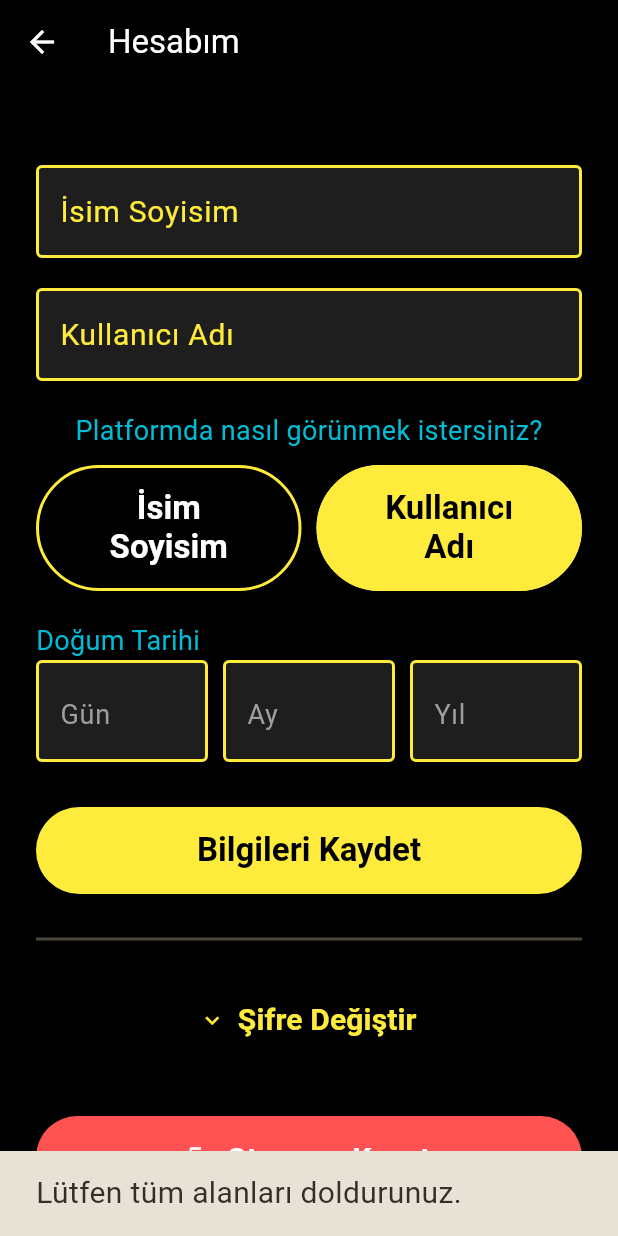
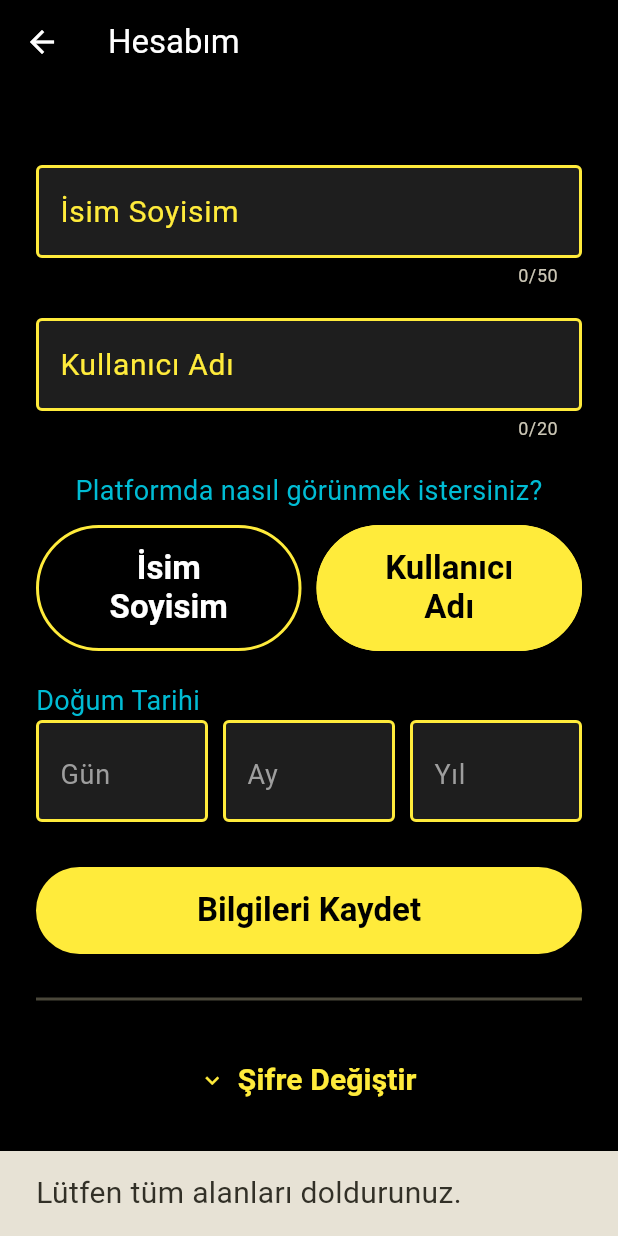
Before and after one commit to ErenCBKCNTR/BlindSocial, a Flutter app: the ProfileScreen screen opened by its route, after a tap on "Bilgileri Kaydet", on a phone screen of 412 x 824 dp. Run offline on Flutter 3.47's test engine with Material 3 defaults, Android fonts, the phone set to English and light mode, and no system bars; our stand-ins replace audio_service, audioplayers, cloud_firestore, connectivity_plus, firebase_auth, firebase_core and 7 more; missing offline and left inert: audio_session, dart_jsonwebtoken, flutter_webrtc, livekit_client, media_kit, media_kit_video and 1 more; accounts and stored records are empty.

Commit message:
Kayıt, profil, oda kuralları ve meydan akışı güncellemeleri (#84)
- Kayıt ve profil ekranlarında kullanıcı adı, isim/soyisim, e-posta alanlarına karakter limitleri eklendi.
- Kullanıcı adlarında noktaya (.) izin verildi.
- Oda ismi ve şifresi oluşturulurken harf ve rakam kuralları ile limitler getirildi.
- BS Meydan ekranında uzun gönderiler için devamını okuyun butonu eklendi.
- Sürüm notları Türkçe olarak güncellendi.
- Tüm ekran okuyucu uyumlulukları sağlandı.

Co-authored-by: ErenCBKCNTR <262408278+ErenCBKCNTR@users.noreply.github.com>

```diff
--- a/lib/screens/chat_screen.dart
+++ b/lib/screens/chat_screen.dart
@@ -793,6 +793,7 @@ class _ChatScreenState extends State<ChatScreen> with WidgetsBindingObserver {
                   TextField(
                     controller: controller,
                     maxLines: 3,
+                    maxLength: 240,
                     decoration: const InputDecoration(
                       hintText: 'Oda açıklamasını buraya yazın...',
                     ),
--- a/lib/screens/profile_screen.dart
+++ b/lib/screens/profile_screen.dart
@@ -108,10 +108,10 @@ class _ProfileScreenState extends State<ProfileScreen> {
       return;
     }
 
-    if (!RegExp(r'^[a-zA-Z0-9_]+$').hasMatch(newUsername)) {
+    if (!RegExp(r'^[a-zA-Z0-9_.]+$').hasMatch(newUsername)) {
       ScaffoldMessenger.of(context).showSnackBar(
         const SnackBar(
-          content: Text('Kullanıcı adı noktalama işaretleri veya boşluk içeremez.'),
+          content: Text('Kullanıcı adı boşluk içeremez. Sadece harf, rakam, nokta ve alt çizgi kullanılabilir.'),
         ),
       );
       return;
@@ -314,6 +314,7 @@ class _ProfileScreenState extends State<ProfileScreen> {
                             'İsim Soyisim',
                             _fullNameController,
                             'İsim Soyisim düzenleme alanı',
+                            maxLength: 50,
                           ),
                           const SizedBox(height: 20),
                           _buildTextField(
@@ -321,6 +322,7 @@ class _ProfileScreenState extends State<ProfileScreen> {
                             _usernameController,
                             'Kullanıcı Adı düzenleme alanı',
                             hint: '15 dakikada bir değiştirilebilir',
+                            maxLength: 20,
                           ),
                           const SizedBox(height: 20),
                           _buildDropdown(theme),
@@ -383,6 +385,7 @@ class _ProfileScreenState extends State<ProfileScreen> {
                 'İsim Soyisim',
                 _fullNameController,
                 'İsim Soyisim düzenleme alanı',
+                maxLength: 50,
               ),
               const SizedBox(height: 20),
               _buildTextField(
@@ -390,6 +393,7 @@ class _ProfileScreenState extends State<ProfileScreen> {
                 _usernameController,
                 'Kullanıcı Adı düzenleme alanı',
                 hint: '15 dakikada bir değiştirilebilir',
+                maxLength: 20,
               ),
               const SizedBox(height: 20),
               _buildDropdown(theme),
@@ -421,6 +425,7 @@ class _ProfileScreenState extends State<ProfileScreen> {
               'İsim Soyisim',
               _fullNameController,
               'İsim Soyisim düzenleme alanı',
+              maxLength: 50,
             ),
             const SizedBox(height: 20),
             _buildTextField(
@@ -428,6 +433,7 @@ class _ProfileScreenState extends State<ProfileScreen> {
               _usernameController,
               'Kullanıcı Adı düzenleme alanı',
               hint: '15 dakikada bir değiştirilebilir',
+              maxLength: 20,
             ),
             const SizedBox(height: 20),
             _buildDropdown(theme),
@@ -474,9 +480,11 @@ class _ProfileScreenState extends State<ProfileScreen> {
     TextEditingController controller,
     String semanticLabel, {
     String? hint,
+    int? maxLength,
   }) {
     return TextField(
       controller: controller,
+      maxLength: maxLength,
       decoration: InputDecoration(labelText: label),
       style: TextStyle(
         color: Theme.of(context).colorScheme.onSurface,
```
Also changed, not shown: lib/screens/chat_rooms_screen.dart (+20 -0 lines), lib/screens/register_screen.dart (+5 -2 lines), lib/screens/square_screen.dart (+83 -8 lines).
